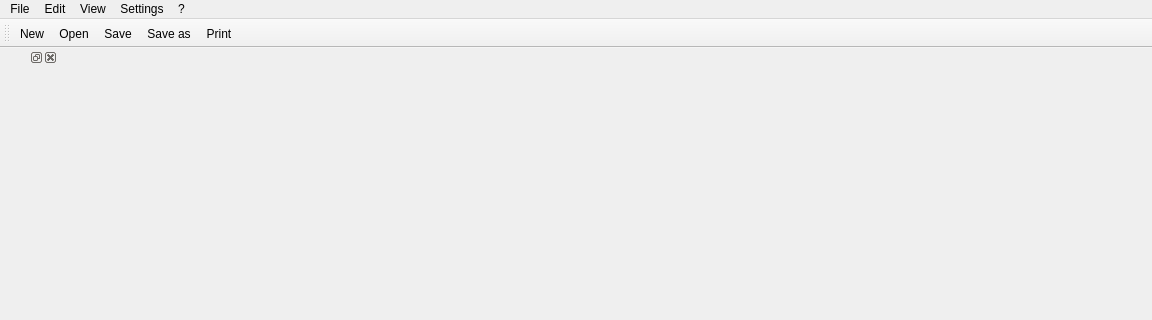
Before: the Qt Designer form src/modeller/modeller.ui in tribad/povmodeler, drawn with Qt 5; both pictures show x 0 to 1152 and y 0 to 320 of the 1152 by 750 pixel window.
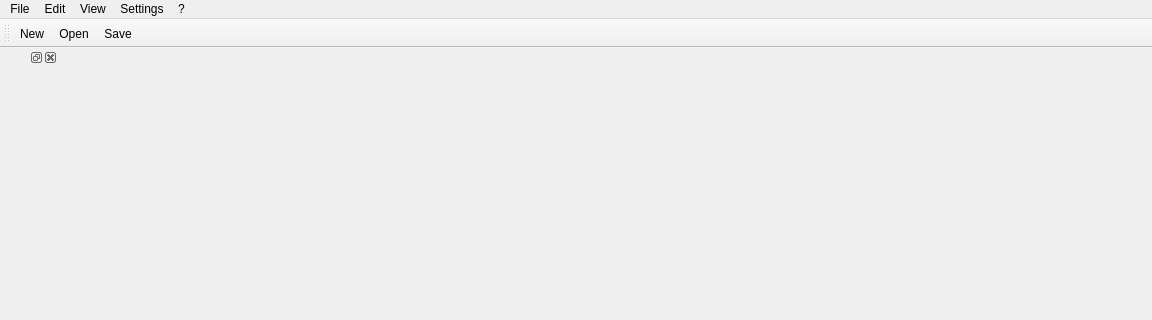
After: the same form once the commit is applied. Icons and pictures are not drawn.

Patch:
```diff
--- a/src/modeller/modeller.ui
+++ b/src/modeller/modeller.ui
@@ -152,8 +152,6 @@
    <addaction name="actionNew"/>
    <addaction name="actionOpen"/>
    <addaction name="actionSave"/>
-   <addaction name="actionSave_as"/>
-   <addaction name="actionPrint"/>
   </widget>
   <widget class="QDockWidget" name="treeDockWidget">
    <property name="sizePolicy">
```
Left out of the diff: 8 changed lines with no effect on the pictures.
